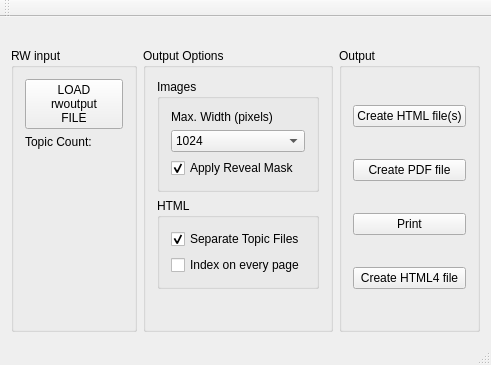
The window that mainwindow.ui (farling42/RWoutput) describes before a commit, drawn with Qt 5.
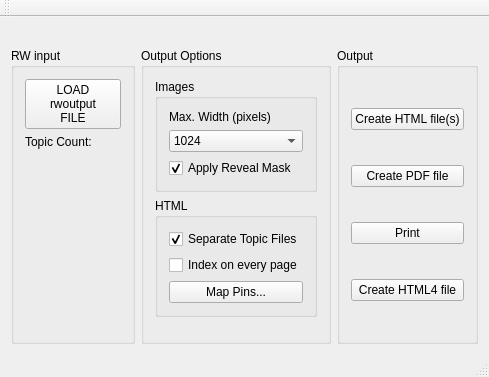
The same window after the commit. Icons and pictures are not drawn.

Patch:
```diff
--- a/mainwindow.ui
+++ b/mainwindow.ui
@@ -6,8 +6,8 @@
    <rect>
     <x>0</x>
     <y>0</y>
-    <width>491</width>
-    <height>365</height>
+    <width>489</width>
+    <height>377</height>
    </rect>
   </property>
   <property name="windowTitle">
@@ -159,6 +159,13 @@
               </property>
              </widget>
             </item>
+            <item>
+             <widget class="QPushButton" name="mapPins">
+              <property name="text">
+               <string>Map Pins...</string>
+              </property>
+             </widget>
+            </item>
            </layout>
           </widget>
          </item>
```
Left out of the diff: 19 changed lines with no effect on the pictures.
